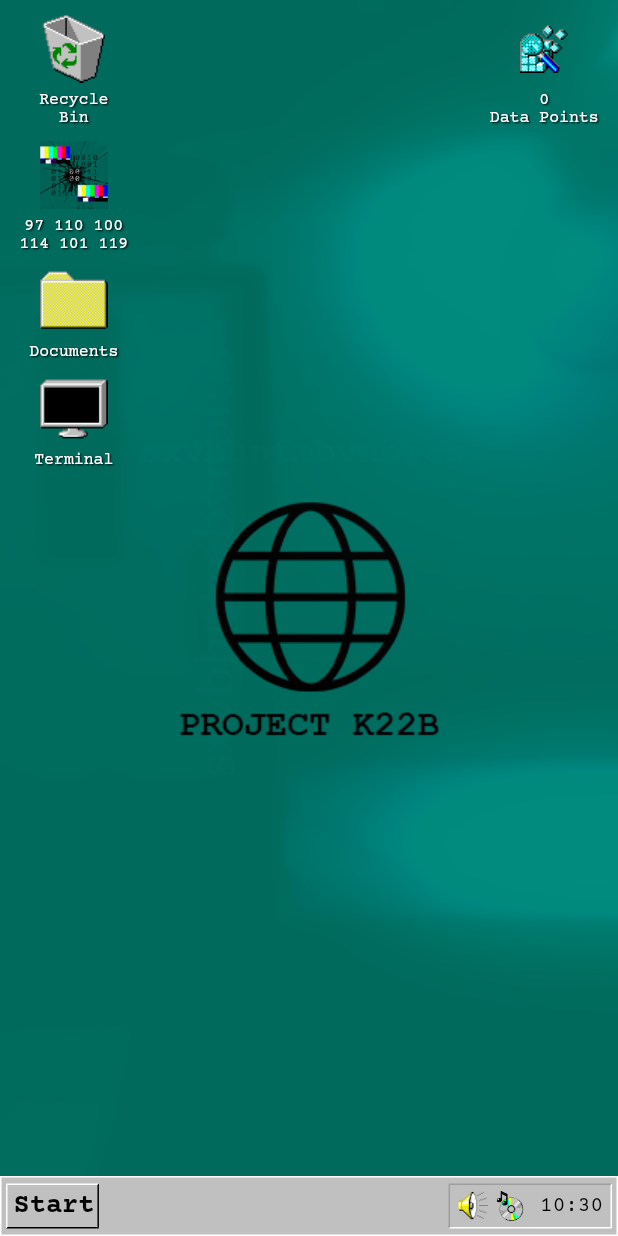
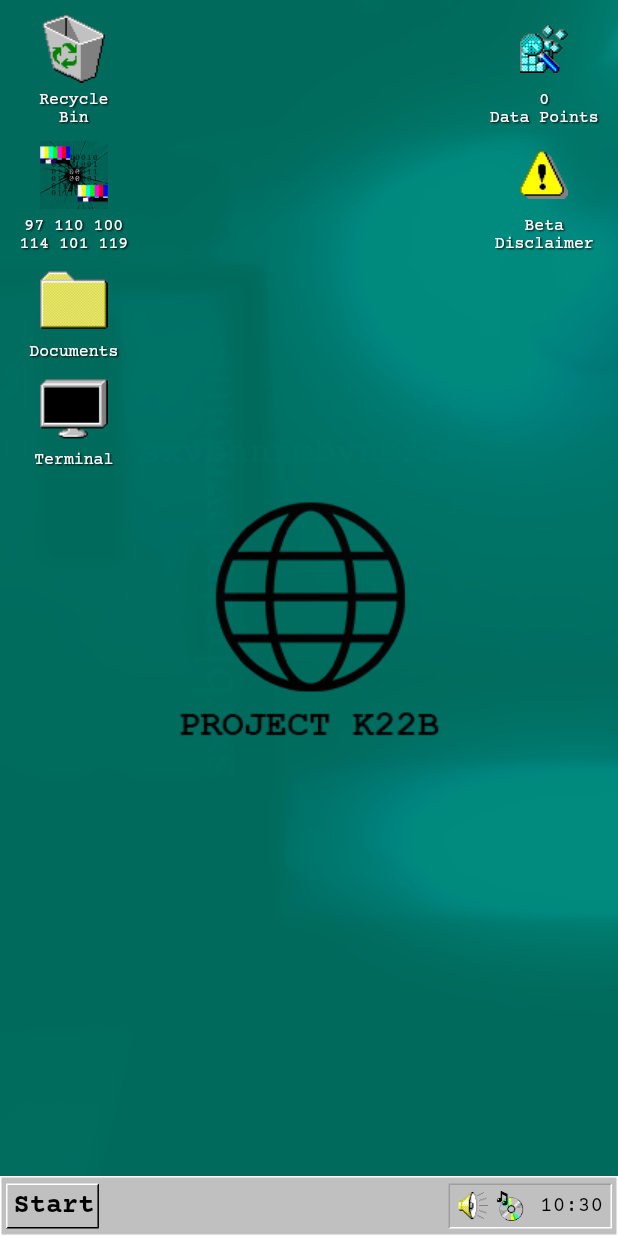
Before and after one commit to ricarthlima/for-a-real-angel, a Flutter app: the Desktop screen opened directly, after a tap on "97 110 100 114 101 119", on a phone screen of 412 x 824 dp. Run offline on Flutter 3.47's test engine with Material 2 defaults, Android fonts, the phone set to English and light mode, and no system bars; our stand-ins replace audioplayers, carousel_slider, cloud_firestore, package_info, shared_preferences; missing offline and left inert: soundpool, swipedetector; accounts and stored records are empty.

Commit message:
adicionada tela de nova versao

```diff
--- a/lib/desktop.dart
+++ b/lib/desktop.dart
@@ -1,8 +1,14 @@
+import 'dart:convert';
+
+import 'package:for_a_real_angel/helper/customDialog.dart';
 import 'package:for_a_real_angel/helper/sound_player.dart';
 import 'package:for_a_real_angel/screens/desktop_screen.dart';
+import 'package:for_a_real_angel/values/preferences_keys.dart';
 import 'package:for_a_real_angel/visual_objects/taskbar.dart';
 import 'package:flutter/material.dart';
+import 'package:shared_preferences/shared_preferences.dart';
 import 'package:swipedetector/swipedetector.dart';
+import 'package:url_launcher/url_launcher.dart';
 
 class Desktop extends StatefulWidget {
   SoundPlayer soundPlayer;
@@ -13,9 +19,19 @@ class Desktop extends StatefulWidget {
 
 class _DesktopState extends State<Desktop> {
   String wallpaper = "assets/wallpaper-def.png";
+  String versionPrefs;
+
+  @override
+  void initState() {
+    _versionVerification();
+    super.initState();
+  }
+
   @override
   Widget build(BuildContext context) {
     Size size = MediaQuery.of(context).size;
+    WidgetsBinding.instance
+        .addPostFrameCallback((_) => _showVersionDialog(context));
     return Scaffold(
       body: Stack(
         children: <Widget>[
@@ -57,4 +73,57 @@ class _DesktopState extends State<Desktop> {
       this.wallpaper = "assets/wallpaper-def.png";
     });
   }
+
+  void _versionVerification() async {
+    final prefs = await SharedPreferences.getInstance();
+    final versionPrefs = prefs.getString(PreferencesKey.newVersion);
+    if (versionPrefs != null) {
+      setState(() {
+        this.versionPrefs = versionPrefs;
+      });
+    } else {
+      setState(() {
+        this.versionPrefs = null;
+      });
+    }
+  }
+
+  void _showVersionDialog(BuildContext context) async {
+    if (this.versionPrefs != null) {
+      Map<String, dynamic> versionQuery = jsonDecode(this.versionPrefs);
+      showMyCustomDialog(
+          context: context,
+          title: Text(versionQuery["title"]),
+          content:
+              Text(versionQuery["message"].toString().replaceAll("/n", "\n")),
+          actions: <Widget>[
+            FlatButton(
+              onPressed: () {
+                _launchURL(
+                  "https://play.google.com/store/apps/details?id=com.ricarthlima.for_a_real_angel",
+                );
+              },
+              child: Text(
+                "Atualizar",
+                style: TextStyle(
+                  color: Colors.red,
+                  fontWeight: FontWeight.bold,
+                ),
+              ),
+            )
+          ]);
+    }
+
+    setState(() {
+      this.versionPrefs = null;
+    });
+  }
+
+  _launchURL(String url) async {
+    if (await canLaunch(url)) {
+      await launch(url);
+    } else {
+      throw 'Could not launch $url';
+    }
+  }
 }
--- /dev/null
+++ b/lib/helper/customDialog.dart
@@ -0,0 +1,29 @@
+import 'package:flutter/material.dart';
+import 'package:for_a_real_angel/values/my_colors.dart';
+
+showMyCustomDialog({
+  BuildContext context,
+  Widget title,
+  Widget content,
+  List<Widget> actions,
+}) {
+  showDialog(
+      context: context,
+      builder: (context) {
+        return AlertDialog(
+          backgroundColor: Colors.white,
+          titleTextStyle: TextStyle(
+            color: MyColors.topBlue,
+            fontSize: 18,
+            fontWeight: FontWeight.bold,
+          ),
+          title: title,
+          contentTextStyle: TextStyle(
+            color: Colors.black,
+            fontSize: 12,
+          ),
+          content: content,
+          actions: actions,
+        );
+      });
+}
--- a/lib/screens/desktop_screen.dart
+++ b/lib/screens/desktop_screen.dart
@@ -1,3 +1,4 @@
+import 'package:for_a_real_angel/helper/customDialog.dart';
 import 'package:for_a_real_angel/helper/sound_player.dart';
 import 'package:for_a_real_angel/screens/explorer.dart';
 import 'package:for_a_real_angel/screens/simple_cap.dart';
@@ -115,7 +116,37 @@ class _DesktopScreenState extends State<DesktopScreen> {
               Container(),
               Container(),
               Container(),
-              Container(),
+              GestureDetector(
+                onTap: () {
+                  showMyCustomDialog(
+                      context: context,
+                      title: Text("Beta Disclaimer"),
+                      content: Text(
+                        "Se você está vendo esse aviso, você está jogando uma versão beta de FARA. " +
+                            "Como o jogo está em construção você pode se deparar com erros ou bugs. " +
+                            "Esses podem influenciar na sua experiência.\n\n" +
+                            "Se achar algo de errado, me avisa: ricarth1@gmail.com.",
+                        textAlign: TextAlign.justify,
+                      ),
+                      actions: <Widget>[
+                        FlatButton(
+                          onPressed: () {
+                            Navigator.pop(context);
+                          },
+                          child: Text(
+                            "OK",
+                            style: TextStyle(
+                              color: Colors.grey,
+                            ),
+                          ),
+                        )
+                      ]);
+                },
+                child: DesktopIcon(
+                  icon: IconsValues.warning,
+                  text: "Beta Disclaimer",
+                ),
+              ),
             ]),
             TableRow(children: [
               GestureDetector(
--- a/lib/values/icons_values.dart
+++ b/lib/values/icons_values.dart
@@ -24,4 +24,5 @@ class IconsValues {
 
   static const String music_on = dir + "cd_on.png";
   static const String music_off = dir + "cd_off.png";
+  static const String warning = dir + "msg_warning-0.png";
 }
--- /dev/null
+++ b/lib/values/internalVersion.dart
@@ -0,0 +1,3 @@
+class InternalVersion {
+  static const int version = 7;
+}
--- a/lib/values/preferences_keys.dart
+++ b/lib/values/preferences_keys.dart
@@ -12,4 +12,6 @@ class PreferencesKey {
 
   static const String isSoundActive = "is_sound_active";
   static const String isMusicActive = "is_music_active";
+
+  static const String newVersion = "new_version";
 }
--- a/lib/visual_objects/taskbar.dart
+++ b/lib/visual_objects/taskbar.dart
@@ -15,6 +15,12 @@ class _TaskBarState extends State<TaskBar> {
   String hour = "";
   bool isSoundActive = true;
   bool isMusicActive = true;
+
+  @override
+  void initState() {
+    _readPreferences();
+    super.initState();
+  }
 
   @override
   Widget build(BuildContext context) {
--- a/pubspec.yaml
+++ b/pubspec.yaml
@@ -11,7 +11,9 @@ description: A new Flutter project.
 # In iOS, build-name is used as CFBundleShortVersionString while build-number used as CFBundleVersion.
 # Read more about iOS versioning at
 # https://developer.apple.com/library/archive/documentation/General/Reference/InfoPlistKeyReference/Articles/CoreFoundationKeys.html
-version: 0.4.0+6
+
+# MUDA TAMBÉM EM "values/internalVersion" <<<<<<<<<<<<<<<<<<<<<<<<<<<<<<<<<<<<<<<<<<<<<<
+version: 0.4.1+7
 
 environment:
   sdk: ">=2.2.2 <3.0.0"
```
Also changed, not shown: lib/main.dart (+21 -0 lines), lib/screens/simple_cap.dart (+3 -4 lines), lib/screens/starter.dart (+15 -1 lines), assets/icons/msg_warning-0.png (added).
